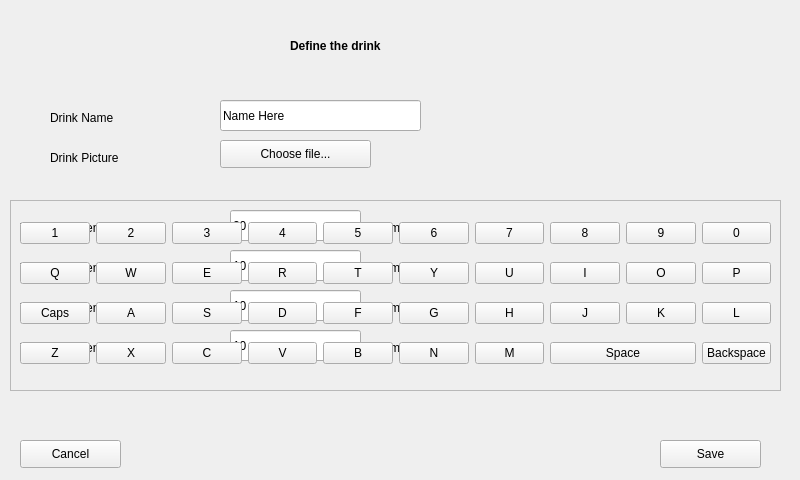
Before: the Qt Designer form ansSheet.ui in Nauman3S/JuiceDispenser, drawn with Qt 5.
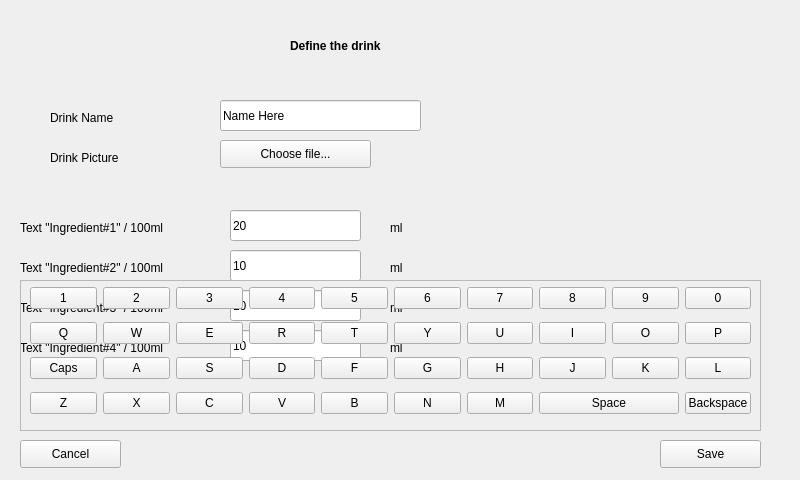
After: the same form once the commit is applied.

```diff
--- a/ansSheet.ui
+++ b/ansSheet.ui
@@ -283,10 +283,10 @@
   <widget class="QFrame" name="kayboardLayout">
    <property name="geometry">
     <rect>
-     <x>10</x>
-     <y>200</y>
-     <width>771</width>
-     <height>191</height>
+     <x>20</x>
+     <y>280</y>
+     <width>741</width>
+     <height>151</height>
     </rect>
    </property>
    <property name="frameShape">
@@ -299,9 +299,9 @@
     <property name="geometry">
      <rect>
       <x>10</x>
-      <y>10</y>
-      <width>751</width>
-      <height>170</height>
+      <y>0</y>
+      <width>721</width>
+      <height>141</height>
      </rect>
     </property>
     <layout class="QGridLayout" name="keyboarL">
```
